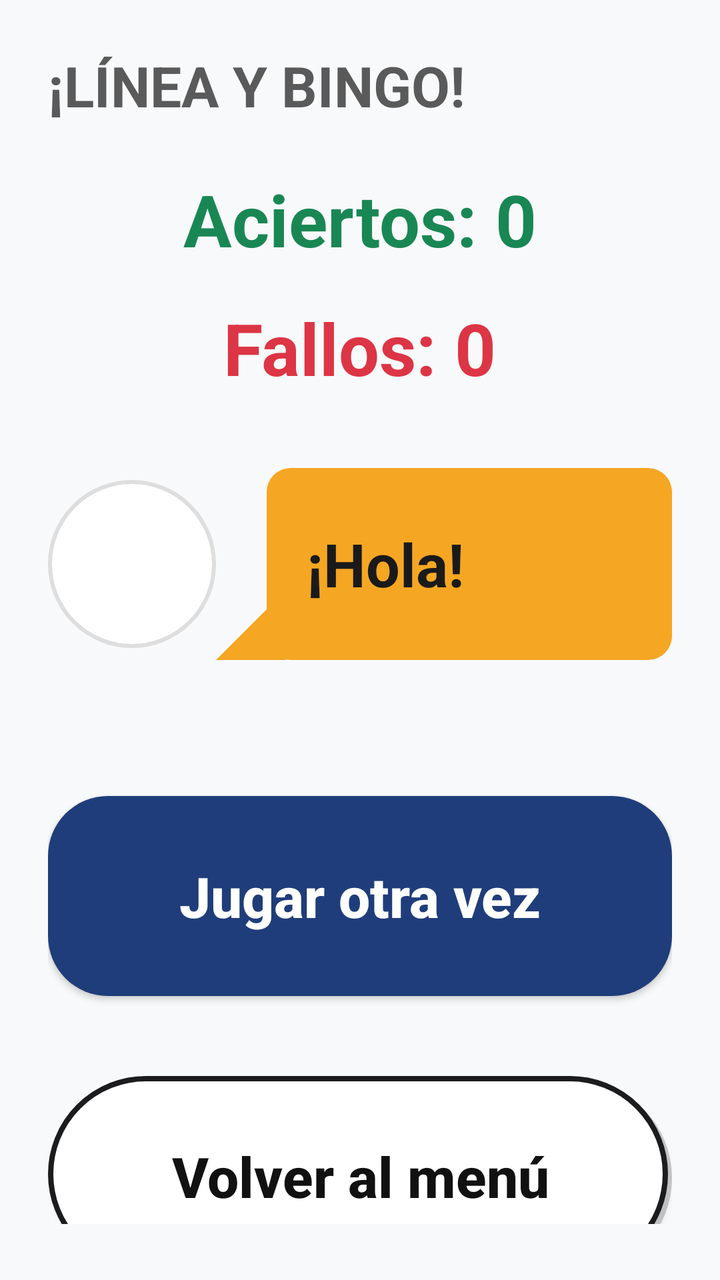
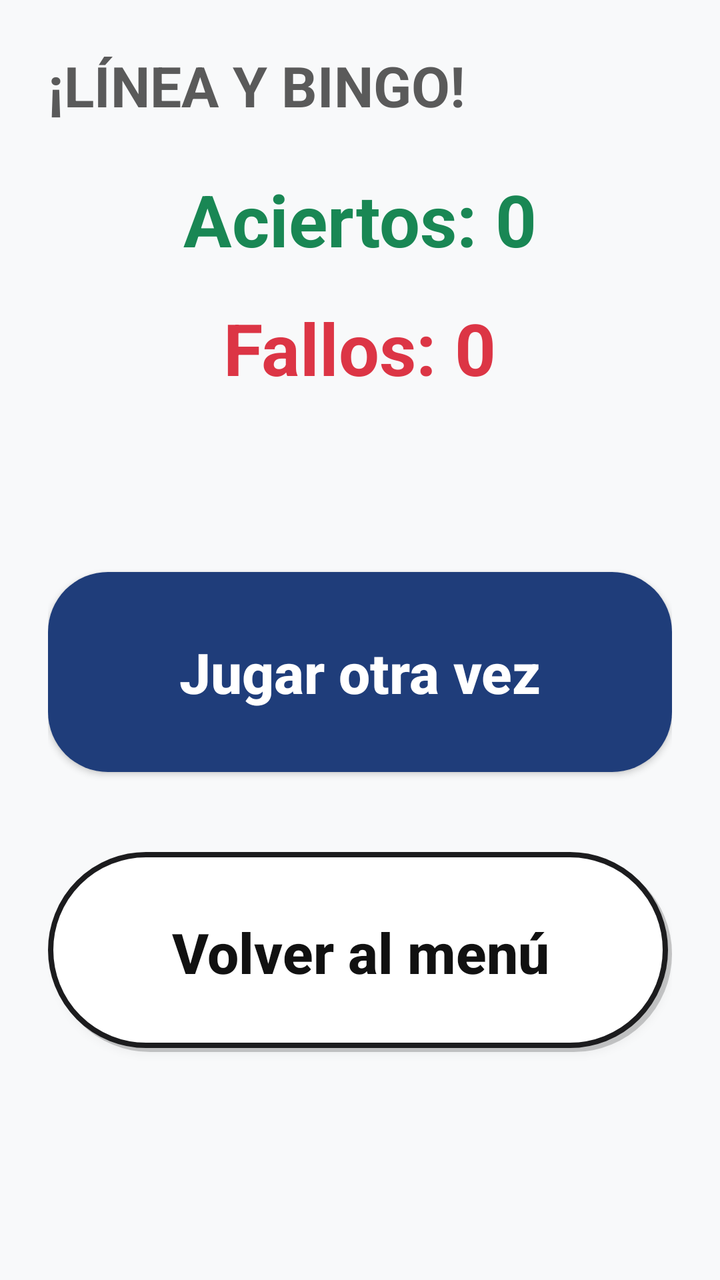

Before-and-after screenshots of an Android layout around one commit, followed by the original layout XML and the change that was made.
<!-- AndroidManifest.xml: activity theme AppTheme.NoActionBar -->
<!-- res/layout/activity_fin_bingo.xml -->
<?xml version="1.0" encoding="utf-8"?>
<LinearLayout xmlns:android="http://schemas.android.com/apk/res/android"
    android:layout_width="match_parent"
    android:layout_height="match_parent"
    android:orientation="vertical"
    android:background="#F8F9FA">



    <LinearLayout
        android:layout_width="match_parent"
        android:layout_height="0dp"
        android:layout_weight="1"
        android:orientation="vertical"
        android:paddingStart="24dp"
        android:paddingEnd="24dp"
        android:paddingTop="24dp"
        android:paddingBottom="28dp">

        <TextView
            android:layout_width="match_parent"
            android:layout_height="wrap_content"
            android:text="¡LÍNEA Y BINGO!"
            android:textColor="#5A5A5A"
            android:textSize="28sp"
            android:textStyle="bold"
            android:layout_marginBottom="24dp" />

        
        <LinearLayout
            android:layout_width="match_parent"
            android:layout_height="wrap_content"
            android:orientation="horizontal"
            android:gravity="center"
            android:layout_marginBottom="16dp">

            <TextView
                android:layout_width="wrap_content"
                android:layout_height="wrap_content"
                android:text="Aciertos: "
                android:textSize="36sp"
                android:textStyle="bold"
                android:textColor="#198754" />

            <TextView
                android:id="@+id/tvAciertosBingo"
                android:layout_width="wrap_content"
                android:layout_height="wrap_content"
                android:text="0"
                android:textSize="36sp"
                android:textStyle="bold"
                android:textColor="#198754" />
        </LinearLayout>

        
        <LinearLayout
            android:layout_width="match_parent"
            android:layout_height="wrap_content"
            android:orientation="horizontal"
            android:gravity="center"
            android:layout_marginBottom="28dp">

            <TextView
                android:layout_width="wrap_content"
                android:layout_height="wrap_content"
                android:text="Fallos: "
                android:textSize="36sp"
                android:textStyle="bold"
                android:textColor="#DC3545" />

            <TextView
                android:id="@+id/tvFallosBingo"
                android:layout_width="wrap_content"
                android:layout_height="wrap_content"
                android:text="0"
                android:textSize="36sp"
                android:textStyle="bold"
                android:textColor="#DC3545" />
        </LinearLayout>
        <include
            android:id="@+id/bocadillo_robot_fin_bingo"
            layout="@layout/include_robot_bocadillo" />

        <Space
            android:layout_width="match_parent"
            android:layout_height="60dp" />

        <Button
            android:id="@+id/btnJugarOtraVez"
            android:layout_width="match_parent"
            android:layout_height="100dp"
            android:layout_marginBottom="40dp"
            android:text="Jugar otra vez"
            android:background="@drawable/bg_btn_anadir"
            android:textColor="@android:color/white"
            android:textSize="28sp"
            android:textStyle="bold"
            android:textAllCaps="false" />

        <Button
            android:id="@+id/btnVolverMenu"
            android:layout_width="match_parent"
            android:layout_height="100dp"
            android:text="Volver al menú"
            android:background="@drawable/bg_tipo_normal"
            android:textColor="#111111"
            android:textSize="28sp"
            android:textStyle="bold"
            android:textAllCaps="false" />

        <Space
            android:layout_width="match_parent"
            android:layout_height="0dp"
            android:layout_weight="0.5" />

    </LinearLayout>

</LinearLayout>
<!-- res/layout/include_robot_bocadillo.xml (included above) -->
<?xml version="1.0" encoding="utf-8"?>
<LinearLayout xmlns:android="http://schemas.android.com/apk/res/android"
    android:layout_width="match_parent"
    android:layout_height="wrap_content"
    android:orientation="horizontal"
    android:gravity="center_vertical"
    android:paddingTop="8dp"
    android:paddingBottom="8dp">

    <ImageView
        android:id="@+id/ivBocadilloAvatar"
        android:layout_width="84dp"
        android:layout_height="84dp"
        android:src="@mipmap/ic_launcher_round"
        android:background="@drawable/bg_avatar_circle"
        android:padding="6dp" />

    <ImageView
        android:layout_width="35dp"
        android:layout_height="35dp"
        android:layout_gravity="bottom"
        android:layout_marginBottom="0dp"
        android:layout_marginEnd="-10dp"
        android:src="@drawable/ic_triangle" />

    <LinearLayout
        android:layout_width="0dp"
        android:layout_height="wrap_content"
        android:layout_weight="1"
        android:layout_marginStart="0dp"
        android:background="@drawable/bg_bocadillo"
        android:minHeight="96dp"
        android:gravity="center_vertical"
        android:paddingStart="20dp"
        android:paddingEnd="20dp"
        android:paddingTop="18dp"
        android:paddingBottom="18dp">

        <TextView
            android:id="@+id/tvBocadilloTexto"
            android:layout_width="match_parent"
            android:layout_height="wrap_content"
            android:text="¡Hola!"
            android:textColor="#1A1A1A"
            android:textSize="30sp"
            android:textStyle="bold" />
    </LinearLayout>
</LinearLayout>
<!-- resources referenced by this layout -->
<resources>
  <!-- drawable bg_avatar_circle (drawable) -->
  <?xml version="1.0" encoding="utf-8"?>
  <shape xmlns:android="http://schemas.android.com/apk/res/android"
      android:shape="oval">
      <solid android:color="#FFFFFF"/>
      <stroke
          android:width="2dp"
          android:color="@color/avatar_borde"/>
  </shape>
  <!-- drawable bg_bocadillo (drawable) -->
  <?xml version="1.0" encoding="utf-8"?>
  <shape xmlns:android="http://schemas.android.com/apk/res/android"
      android:shape="rectangle">
      <solid android:color="#F5A623"/>
      <corners android:radius="12dp"/>
  </shape>
  <!-- drawable bg_btn_anadir (drawable) -->
  <?xml version="1.0" encoding="utf-8"?>
  <shape xmlns:android="http://schemas.android.com/apk/res/android"
      android:shape="rectangle">
      <solid android:color="#1F3D7A"/>
      <corners android:radius="30dp"/>
  </shape>
  <!-- drawable bg_tipo_normal (drawable) -->
  <?xml version="1.0" encoding="utf-8"?>
  <layer-list xmlns:android="http://schemas.android.com/apk/res/android">
      
      <item android:top="2dp" android:left="2dp">
          <shape android:shape="rectangle">
              <solid android:color="#33000000" />
              <corners android:radius="70dp" />
          </shape>
      </item>
      
      <item android:bottom="2dp" android:right="2dp">
          <shape android:shape="rectangle">
              <solid android:color="#FFFFFF" />
              <corners android:radius="70dp" />
              <stroke
                  android:color="#1C1C1E"
                  android:width="2.5dp" />
          </shape>
      </item>
  </layer-list>
  <!-- drawable ic_triangle (drawable) -->
  <?xml version="1.0" encoding="utf-8"?>
  <vector xmlns:android="http://schemas.android.com/apk/res/android"
      android:width="14dp"
      android:height="14dp"
      android:viewportWidth="14"
      android:viewportHeight="14">
  
      <path
          android:fillColor="#F5A623"
          android:pathData="M 14,0 L 14,14 L 0,14 Z" />
  </vector>
  <!-- mipmap ic_launcher_round (mipmap-anydpi-v26) -->
  <?xml version="1.0" encoding="utf-8"?>
  <adaptive-icon xmlns:android="http://schemas.android.com/apk/res/android">
      <background android:drawable="@drawable/ic_launcher_background"/>
      <foreground android:drawable="@mipmap/ic_launcher_foreground"/>
  </adaptive-icon>
  <style name="AppTheme.NoActionBar">
          <item name="windowActionBar">false</item>
          <item name="windowNoTitle">true</item>
          <item name="android:statusBarColor">@color/fondo_app</item>
          <item name="android:windowLightStatusBar">true</item>
      </style>
  <color name="avatar_borde">#DEDEDE</color>
  <!-- drawable ic_launcher_background: vector/xml drawable (drawable, 4866 chars, omitted) -->
  <color name="fondo_app">#F2F2F7</color>
</resources>

<!-- the commit's change to res/layout/activity_fin_bingo.xml (unified diff, before → after) -->
@@ -77,10 +77,6 @@
                 android:textStyle="bold"
                 android:textColor="#DC3545" />
         </LinearLayout>
-        <include
-            android:id="@+id/bocadillo_robot_fin_bingo"
-            layout="@layout/include_robot_bocadillo" />
-
         <Space
             android:layout_width="match_parent"
             android:layout_height="60dp" />
@@ -116,52 +112,3 @@
     </LinearLayout>
 
 </LinearLayout>
-<!-- res/layout/include_robot_bocadillo.xml (included above) -->
-<?xml version="1.0" encoding="utf-8"?>
-<LinearLayout xmlns:android="http://schemas.android.com/apk/res/android"
-    android:layout_width="match_parent"
-    android:layout_height="wrap_content"
-    android:orientation="horizontal"
-    android:gravity="center_vertical"
-    android:paddingTop="8dp"
-    android:paddingBottom="8dp">
-
-    <ImageView
-        android:id="@+id/ivBocadilloAvatar"
-        android:layout_width="84dp"
-        android:layout_height="84dp"
-        android:src="@mipmap/ic_launcher_round"
-        android:background="@drawable/bg_avatar_circle"
-        android:padding="6dp" />
-
-    <ImageView
-        android:layout_width="35dp"
-        android:layout_height="35dp"
-        android:layout_gravity="bottom"
-        android:layout_marginBottom="0dp"
-        android:layout_marginEnd="-10dp"
-        android:src="@drawable/ic_triangle" />
-
-    <LinearLayout
-        android:layout_width="0dp"
-        android:layout_height="wrap_content"
-        android:layout_weight="1"
-        android:layout_marginStart="0dp"
-        android:background="@drawable/bg_bocadillo"
-        android:minHeight="96dp"
-        android:gravity="center_vertical"
-        android:paddingStart="20dp"
-        android:paddingEnd="20dp"
-        android:paddingTop="18dp"
-        android:paddingBottom="18dp">
-
-        <TextView
-            android:id="@+id/tvBocadilloTexto"
-            android:layout_width="match_parent"
-            android:layout_height="wrap_content"
-            android:text="¡Hola!"
-            android:textColor="#1A1A1A"
-            android:textSize="30sp"
-            android:textStyle="bold" />
-    </LinearLayout>
-</LinearLayout>
<!-- resource entries referenced after the edit -->
@@ -1,21 +1,5 @@
 <!-- resources referenced by this layout -->
 <resources>
-  <!-- drawable bg_avatar_circle (drawable) -->
-  <?xml version="1.0" encoding="utf-8"?>
-  <shape xmlns:android="http://schemas.android.com/apk/res/android"
-      android:shape="oval">
-      <solid android:color="#FFFFFF"/>
-      <stroke
-          android:width="2dp"
-          android:color="@color/avatar_borde"/>
-  </shape>
-  <!-- drawable bg_bocadillo (drawable) -->
-  <?xml version="1.0" encoding="utf-8"?>
-  <shape xmlns:android="http://schemas.android.com/apk/res/android"
-      android:shape="rectangle">
-      <solid android:color="#F5A623"/>
-      <corners android:radius="12dp"/>
-  </shape>
   <!-- drawable bg_btn_anadir (drawable) -->
   <?xml version="1.0" encoding="utf-8"?>
   <shape xmlns:android="http://schemas.android.com/apk/res/android"
@@ -44,32 +28,12 @@
           </shape>
       </item>
   </layer-list>
-  <!-- drawable ic_triangle (drawable) -->
-  <?xml version="1.0" encoding="utf-8"?>
-  <vector xmlns:android="http://schemas.android.com/apk/res/android"
-      android:width="14dp"
-      android:height="14dp"
-      android:viewportWidth="14"
-      android:viewportHeight="14">
-  
-      <path
-          android:fillColor="#F5A623"
-          android:pathData="M 14,0 L 14,14 L 0,14 Z" />
-  </vector>
-  <!-- mipmap ic_launcher_round (mipmap-anydpi-v26) -->
-  <?xml version="1.0" encoding="utf-8"?>
-  <adaptive-icon xmlns:android="http://schemas.android.com/apk/res/android">
-      <background android:drawable="@drawable/ic_launcher_background"/>
-      <foreground android:drawable="@mipmap/ic_launcher_foreground"/>
-  </adaptive-icon>
   <style name="AppTheme.NoActionBar">
           <item name="windowActionBar">false</item>
           <item name="windowNoTitle">true</item>
           <item name="android:statusBarColor">@color/fondo_app</item>
           <item name="android:windowLightStatusBar">true</item>
       </style>
-  <color name="avatar_borde">#DEDEDE</color>
-  <!-- drawable ic_launcher_background: vector/xml drawable (drawable, 4866 chars, omitted) -->
   <color name="fondo_app">#F2F2F7</color>
 </resources>
 
